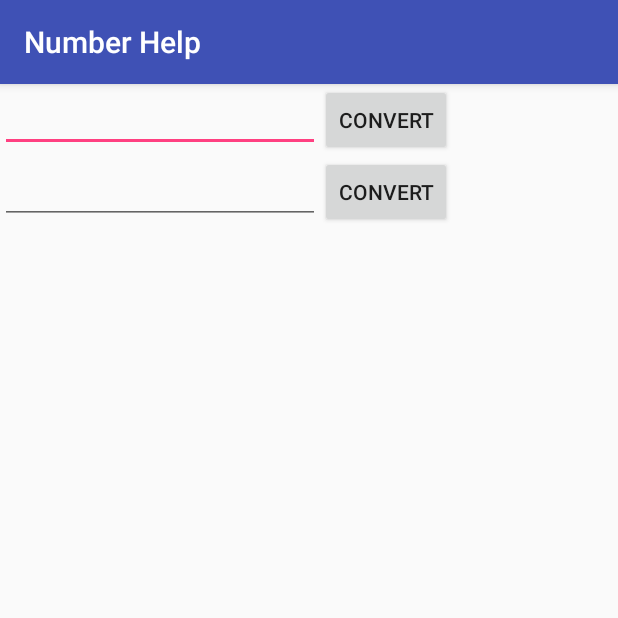
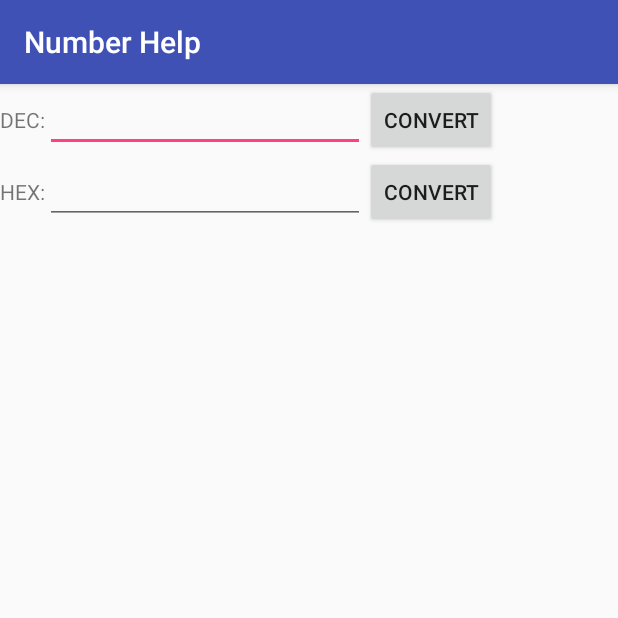
Before and after one commit to NorbertasL/NumberHelp, an Android app: the screen it shows after launch (MainActivity), after a tap on "CONVERT", on a phone screen of 412 x 824 dp, the top half of it. Run offline under Robolectric (Android 15) with nearby library versions, the light colour scheme and no system bars; our stand-ins replace ButterKnife; 1 statement that could not run was skipped.

Commit message:
Implemented conversion between hex and dec

```diff
--- a/app/src/main/java/com/example/red_spark/numberhelp/MainActivity.java
+++ b/app/src/main/java/com/example/red_spark/numberhelp/MainActivity.java
@@ -4,8 +4,14 @@ import android.support.v4.app.FragmentManager;
 import android.support.v7.app.AppCompatActivity;
 import android.os.Bundle;
 
+import java.util.ArrayList;
+
 public class MainActivity extends AppCompatActivity implements ValueFragment.ValueFragmentListener {
     private FragmentManager mFragmentManager;
+
+    private ValueFragment decFragment;
+    private ValueFragment hexFragment;
+    private ArrayList<ValueFragment> mFragmentList;
 
     @Override
     protected void onCreate(Bundle savedInstanceState) {
@@ -14,10 +20,20 @@ public class MainActivity extends AppCompatActivity implements ValueFragment.Val
 
         //checking for save instance state
         if(savedInstanceState == null) {
+            mFragmentList = new ArrayList<>();
+            decFragment = new ValueFragment();
+            hexFragment = new ValueFragment();
+
+            decFragment.setName(Constants.VALUE_TYPE.DEC);
+            hexFragment.setName(Constants.VALUE_TYPE.HEX);
+
+            mFragmentList.add(decFragment);
+            mFragmentList.add(hexFragment);
+
             mFragmentManager = getSupportFragmentManager();
             mFragmentManager.beginTransaction()
-                    .add(R.id.fragment_container, new ValueFragment(), "TestFrag1")
-                    .add(R.id.fragment_container, new ValueFragment(), "TestFrag2")
+                    .add(R.id.fragment_container, decFragment)
+                    .add(R.id.fragment_container, hexFragment)
                     .commit();
         }
 
@@ -25,11 +41,28 @@ public class MainActivity extends AppCompatActivity implements ValueFragment.Val
     }
 
     @Override
-    public void sendValue(String number) {
-        ValueFragment valueFagment = (ValueFragment) getSupportFragmentManager()
-                                        .findFragmentByTag("TestFrag2");
+    public void sendValue(String number, String valueType) {
+        for(ValueFragment frag: mFragmentList){
+            if (!frag.getValueType().equals(valueType)){
+                frag.setTextField(convertValue(number, valueType, frag.getValueType()));
+            }
+        }
 
-        valueFagment.setTextField(number);
+
+
+    }
+    private static String convertValue(String number, String valueType, String valueConvertType){
+        switch (valueConvertType){
+            case Constants.VALUE_TYPE.DEC:
+                return ValueConverter.hex2Decimal(number)+"";
+            case Constants.VALUE_TYPE.HEX:
+                return ValueConverter.decimal2Hex(Integer.valueOf(number));
+            default:
+                return "No Value";
+
+        }
+
+
 
     }
 }
--- a/app/src/main/java/com/example/red_spark/numberhelp/ValueFragment.java
+++ b/app/src/main/java/com/example/red_spark/numberhelp/ValueFragment.java
@@ -1,7 +1,5 @@
 package com.example.red_spark.numberhelp;
 
-
-import android.app.Activity;
 import android.content.Context;
 import android.os.Bundle;
 import android.support.v4.app.Fragment;
@@ -10,6 +8,7 @@ import android.view.View;
 import android.view.ViewGroup;
 import android.widget.Button;
 import android.widget.EditText;
+import android.widget.TextView;
 
 import butterknife.BindView;
 import butterknife.ButterKnife;
@@ -22,13 +21,15 @@ import butterknife.Unbinder;
 public class ValueFragment extends Fragment {
     @BindView(R.id.et_NumEditTextField) EditText mTextField;
     @BindView(R.id.bt_Convert) Button mConvertButton;
+    @BindView(R.id.tv_ValueName)TextView mName;
 
     //Used by butterknife to set views to null
     private Unbinder unbinder;
     private ValueFragmentListener mListener;
+    private String valueType = "";
 
     public interface ValueFragmentListener{
-        public void sendValue(String number);
+        public void sendValue(String number, String valueType);
     }
 
     @Override
@@ -50,6 +51,7 @@ public class ValueFragment extends Fragment {
         // Inflate the layout for this fragment
         View rootView = inflater.inflate(R.layout.fragment_value, container, false);
         unbinder = ButterKnife.bind(this, rootView);
+        mName.setText(valueType);
 
         mConvertButton.setOnClickListener(new View.OnClickListener(){
             @Override
@@ -57,6 +59,7 @@ public class ValueFragment extends Fragment {
                 sendData();
             }
         });
+
 
         return rootView;
     }
@@ -72,10 +75,19 @@ public class ValueFragment extends Fragment {
     //send the data to the host activity
     private void sendData(){
         String value = mTextField.getText().toString();
-        mListener.sendValue(value);
+        mListener.sendValue(value, valueType);
     }
+
+    //method to set number value
     public void setTextField(String number){
         mTextField.setText(number);
     }
+    public void setName(String name){
+        valueType =  name;
+    }
+
+    public String getValueType(){
+        return valueType;
+    }
 
 }
--- a/app/src/main/res/layout/fragment_value.xml
+++ b/app/src/main/res/layout/fragment_value.xml
@@ -6,12 +6,17 @@
     tools:context="com.example.red_spark.numberhelp.ValueFragment"
     android:orientation="horizontal">
 
+    <TextView
+        android:id="@+id/tv_ValueName"
+        android:layout_width="wrap_content"
+        android:layout_height="wrap_content"
+        android:text="TextView" />
+
     <EditText
         android:id="@+id/et_NumEditTextField"
         android:layout_width="wrap_content"
         android:layout_height="wrap_content"
-        android:ems="10"
-        android:inputType="number" />
+        android:ems="10"/>
 
     <Button
         android:id="@+id/bt_Convert"
```
Also changed, not shown: app/src/main/java/com/example/red_spark/numberhelp/Constants.java (added, +12 -0 lines), app/src/main/java/com/example/red_spark/numberhelp/ValueConverter.java (added, +35 -0 lines).
